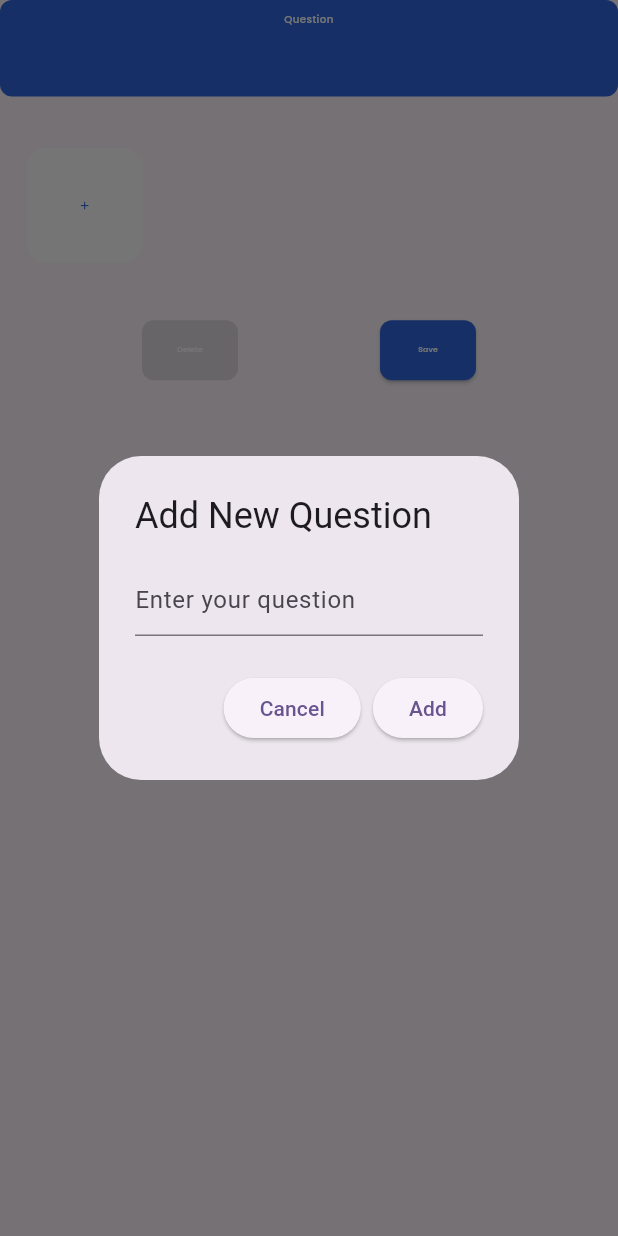
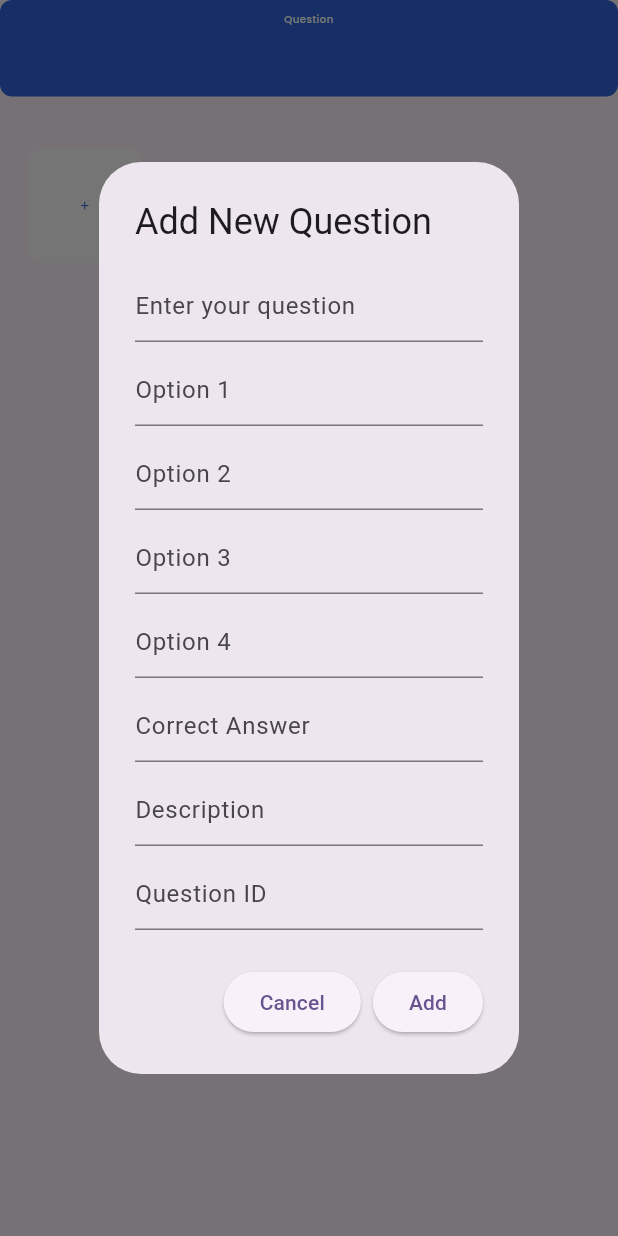
Before and after one commit to singhanshika1302/management_system, a Flutter app: the QuestionsSidebar widget shown alone on an empty page, opened directly with empty values, after a tap on the "add" icon, on a phone screen of 412 x 824 dp. Run offline on Flutter 3.47's test engine with Material 3 defaults, Android fonts, the phone set to English and light mode, and no system bars; our stand-ins replace fl_chart, get, google_fonts, hexcolor, percent_indicator, shared_preferences and 1 more; accounts and stored records are empty; network calls fail.

Commit message:
Update UI

```diff
--- a/lib/Screens/questions_page.dart
+++ b/lib/Screens/questions_page.dart
@@ -147,15 +147,18 @@ class _QuestionScreenState extends State<QuestionScreen> {
     });
   }
 
-  void addNewQuestion() {
+  void addNewQuestion(String question, List<String> options, String correctAnswer, String description, String questionId) {
     setState(() {
-      // currentQuestions.add('New Question');
-      currentOptions.add(['Option A', 'Option B', 'Option C', 'Option D']);
-      currentCorrectAnswers.add('Option A');
-      currentExplanations.add('Explanation for the new question');
+      currentQuestions.add(question);
+      currentOptions.add(options);
+      currentCorrectAnswers.add(correctAnswer);
+      currentExplanations.add(description);
+      // Optionally, add logic to save to backend or perform any other actions
+      // saveNewQuestion(question, options, correctAnswer, description, questionId);
       selectedQuestionIndex = currentQuestions.length - 1;
     });
   }
+
 
   void navigateToDownloadPage() {
     // Implement navigation logic
@@ -387,10 +390,10 @@ class _QuestionScreenState extends State<QuestionScreen> {
           mainAxisAlignment: MainAxisAlignment.center,
           children: [
             Text('Editing Mode'),
-            ElevatedButton(
-              onPressed: addNewQuestion,
-              child: Text('Add New Question'),
-            ),
+            // ElevatedButton(
+            //   onPressed: addNewQuestion,
+            //   child: Text('Add New Question'),
+            // ),
             ElevatedButton(
               onPressed: navigateToDownloadPage,
               child: Text('Download Questions'),
--- a/lib/Widgets/questions_sidebar.dart
+++ b/lib/Widgets/questions_sidebar.dart
@@ -8,7 +8,7 @@ class QuestionsSidebar extends StatefulWidget {
   final Function(int) onQuestionSelected;
   final Function(int) onDeleteQuestion;
   final Function(List<String>) onSaveQuestions;
-  final Function() onAddNewQuestion; // Callback to add a new question
+  final Function(String, List<String>, String, String, String) onAddNewQuestion; // Callback to add a new question
 
   const QuestionsSidebar({
     Key? key,
@@ -26,6 +26,13 @@ class QuestionsSidebar extends StatefulWidget {
 class _QuestionsSidebarState extends State<QuestionsSidebar> {
   int selectedIndex = -1;
   TextEditingController _questionController = TextEditingController();
+  TextEditingController _option1Controller = TextEditingController();
+  TextEditingController _option2Controller = TextEditingController();
+  TextEditingController _option3Controller = TextEditingController();
+  TextEditingController _option4Controller = TextEditingController();
+  TextEditingController _correctAnswerController = TextEditingController();
+  TextEditingController _descriptionController = TextEditingController();
+  TextEditingController _questionIdController = TextEditingController();
 
   void deleteQuestion(int index) {
     widget.onDeleteQuestion(index);
@@ -36,14 +43,64 @@ class _QuestionsSidebarState extends State<QuestionsSidebar> {
 
   void showAddQuestionDialog() {
     _questionController.clear();
+    _option1Controller.clear();
+    _option2Controller.clear();
+    _option3Controller.clear();
+    _option4Controller.clear();
+    _correctAnswerController.clear();
+    _descriptionController.clear();
+    _questionIdController.clear();
+
     showDialog(
       context: context,
       builder: (BuildContext context) {
         return AlertDialog(
           title: Text('Add New Question'),
-          content: TextField(
-            controller: _questionController,
-            decoration: InputDecoration(hintText: "Enter your question"),
+          content: SingleChildScrollView(
+            child: Column(
+              mainAxisSize: MainAxisSize.min,
+              children: [
+                TextField(
+                  controller: _questionController,
+                  decoration: InputDecoration(hintText: "Enter your question"),
+                ),
+                SizedBox(height: 8.0),
+                TextField(
+                  controller: _option1Controller,
+                  decoration: InputDecoration(hintText: "Option 1"),
+                ),
+                SizedBox(height: 8.0),
+                TextField(
+                  controller: _option2Controller,
+                  decoration: InputDecoration(hintText: "Option 2"),
+                ),
+                SizedBox(height: 8.0),
+                TextField(
+                  controller: _option3Controller,
+                  decoration: InputDecoration(hintText: "Option 3"),
+                ),
+                SizedBox(height: 8.0),
+                TextField(
+                  controller: _option4Controller,
+                  decoration: InputDecoration(hintText: "Option 4"),
+                ),
+                SizedBox(height: 8.0),
+                TextField(
+                  controller: _correctAnswerController,
+                  decoration: InputDecoration(hintText: "Correct Answer"),
+                ),
+                SizedBox(height: 8.0),
+                TextField(
+                  controller: _descriptionController,
+                  decoration: InputDecoration(hintText: "Description"),
+                ),
+                SizedBox(height: 8.0),
+                TextField(
+                  controller: _questionIdController,
+                  decoration: InputDecoration(hintText: "Question ID"),
+                ),
+              ],
+            ),
           ),
           actions: <Widget>[
             ElevatedButton(
@@ -54,13 +111,29 @@ class _QuestionsSidebarState extends State<QuestionsSidebar> {
             ),
             ElevatedButton(
               onPressed: () {
-                if (_questionController.text.isNotEmpty) {
-                  // Add the question only if it's not empty
-                  widget.questions.add(_questionController.text);
-                  widget.onAddNewQuestion(); // Notify the parent widget
-                  widget.onQuestionSelected(widget.questions.length - 1); // Select the newly added question
+                if (_questionController.text.isNotEmpty &&
+                    _option1Controller.text.isNotEmpty &&
+                    _option2Controller.text.isNotEmpty &&
+                    _option3Controller.text.isNotEmpty &&
+                    _option4Controller.text.isNotEmpty &&
+                    _correctAnswerController.text.isNotEmpty &&
+                    _descriptionController.text.isNotEmpty &&
+                    _questionIdController.text.isNotEmpty) {
+                  // Add the question only if all fields are not empty
+                  widget.onAddNewQuestion(
+                    _questionController.text,
+                    [
+                      _option1Controller.text,
+                      _option2Controller.text,
+                      _option3Controller.text,
+                      _option4Controller.text,
+                    ],
+                    _correctAnswerController.text,
+                    _descriptionController.text,
+                    _questionIdController.text,
+                  );
+                  Navigator.of(context).pop();
                 }
-                Navigator.of(context).pop();
               },
               child: Text('Add'),
             ),
@@ -69,6 +142,7 @@ class _QuestionsSidebarState extends State<QuestionsSidebar> {
       },
     );
   }
+
 
 
 
```
Also changed, not shown: lib/components/questions_area.dart (line endings or trailing spaces).
